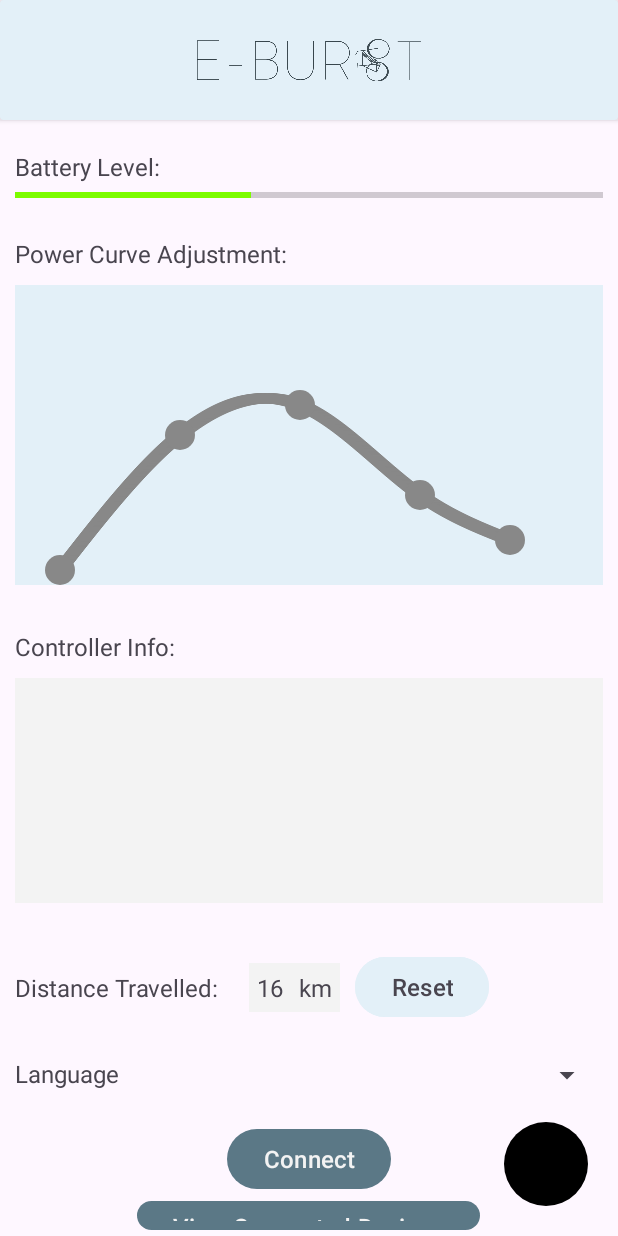
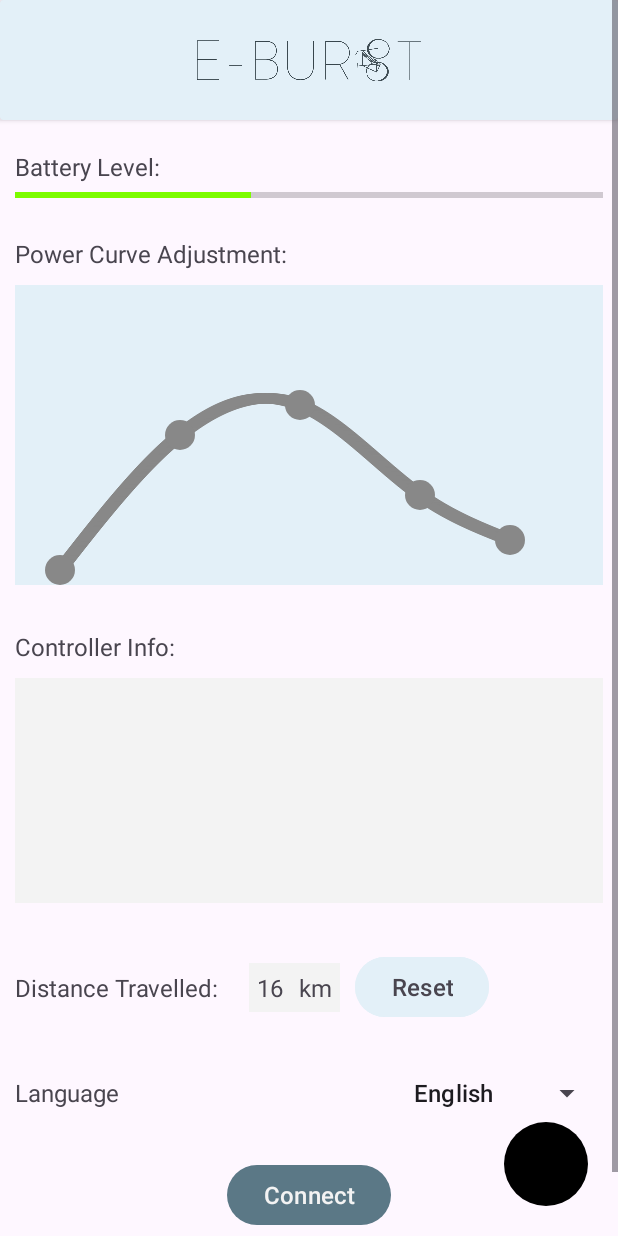
Before and after one commit to h-malm/eburst-temp, an Android app: the SecondFragment screen opened through its navigation route, on a phone screen of 412 x 824 dp. Run offline under Robolectric (Android 15) with nearby library versions, the phone set to English and light mode, and no system bars; our stand-ins replace navigation-ui.

Commit message:
Spinner and scrollable added

```diff
--- a/E-Burst-temporary/app/src/main/java/com/example/e_burst/SecondFragment.java
+++ b/E-Burst-temporary/app/src/main/java/com/example/e_burst/SecondFragment.java
@@ -11,6 +11,7 @@
 import android.widget.AdapterView;
 import android.widget.ArrayAdapter;
 import android.widget.ListView;
+import android.widget.Spinner;
 import android.widget.TextView;
 
 import androidx.annotation.NonNull;
@@ -22,6 +23,8 @@
 
 import java.io.IOException;
 import java.lang.reflect.Method;
+import java.util.ArrayList;
+import java.util.List;
 import java.util.Set;
 import java.util.UUID;
 
@@ -33,6 +36,8 @@
     private ArrayAdapter<String> mBTArrayAdapter;
     private Set<BluetoothDevice> pairedDevices;
     private ListView mDevicesListView;
+
+    private Spinner spinspin;
 
     @Override
     public View onCreateView(
@@ -53,6 +58,23 @@
         mDevicesListView = binding.devicesListView;
         mDevicesListView.setAdapter(mBTArrayAdapter); // assign model to view
         //mDevicesListView.setOnItemClickListener(mDeviceClickListener);
+
+
+        //List for spinner item (Something else eventually)
+        final List<String> list = new ArrayList<>();
+        list.add("English");
+        list.add("Svenska");
+        list.add("Suomi");
+
+
+        //Creates Spinner adapter
+        ArrayAdapter<String> adapter = new ArrayAdapter<String>(view.getContext(),
+                android.R.layout.simple_list_item_1, list);
+        //adapter.setDropDownViewResource(android.R.layout.simple_spinner_dropdown_item);
+
+
+        spinspin = binding.spinner;
+        spinspin.setAdapter(adapter);
 
         mBluetoothStatus = binding.textView8;
 
--- a/E-Burst-temporary/app/src/main/res/layout/fragment_second.xml
+++ b/E-Burst-temporary/app/src/main/res/layout/fragment_second.xml
@@ -5,7 +5,9 @@
     android:layout_width="match_parent"
     android:layout_height="match_parent"
     tools:context=".SecondFragment">
-
+    <ScrollView xmlns:android="http://schemas.android.com/apk/res/android"
+        android:layout_width="match_parent"
+        android:layout_height="match_parent">
     <LinearLayout
         android:id="@+id/staticLayout"
         android:layout_width="fill_parent"
@@ -244,7 +246,7 @@
     </LinearLayout>
 
 
-
+    </ScrollView>
     <com.google.android.material.floatingactionbutton.FloatingActionButton
         android:id="@+id/homebutton"
         android:layout_width="wrap_content"
--- a/E-Burst-temporary/app/src/main/res/values/strings.xml
+++ b/E-Burst-temporary/app/src/main/res/values/strings.xml
@@ -18,5 +18,5 @@
     <string name="current_speed">Current Speed:</string>
     <string name="distance_travelled">Distance Travelled:</string>
     <string name="reset">Reset</string>
-    <string name="km">km</string>
+    <string name="km" translatable="false">km</string>
 </resources>
```
Also changed, not shown: 2 other files.
